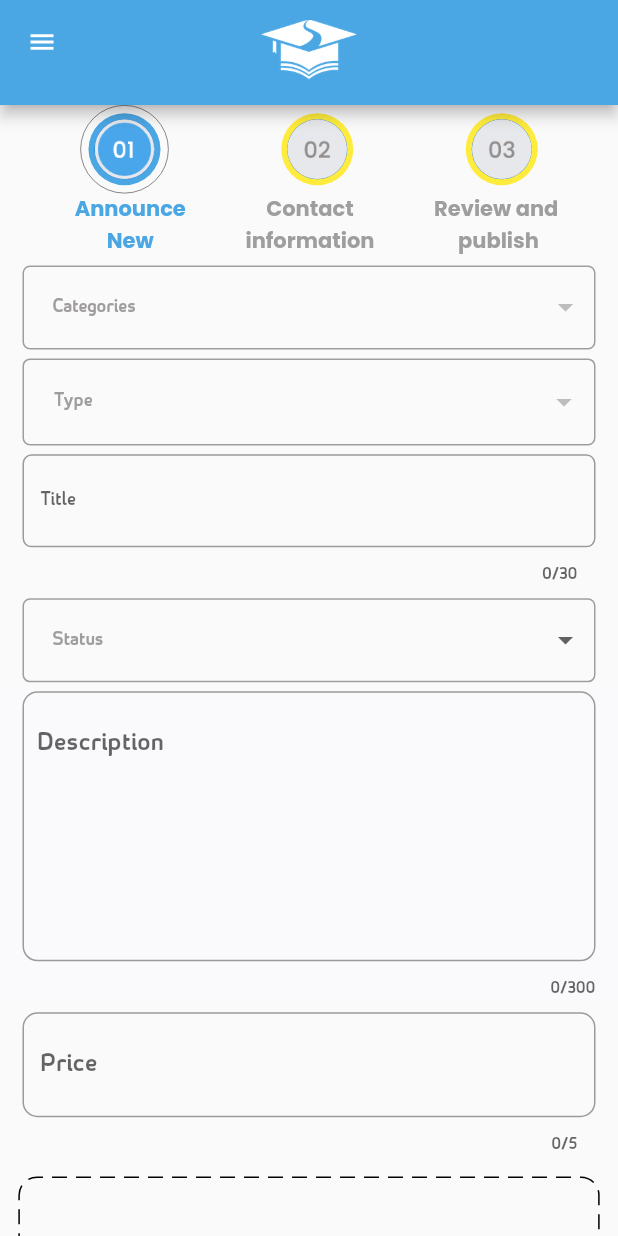
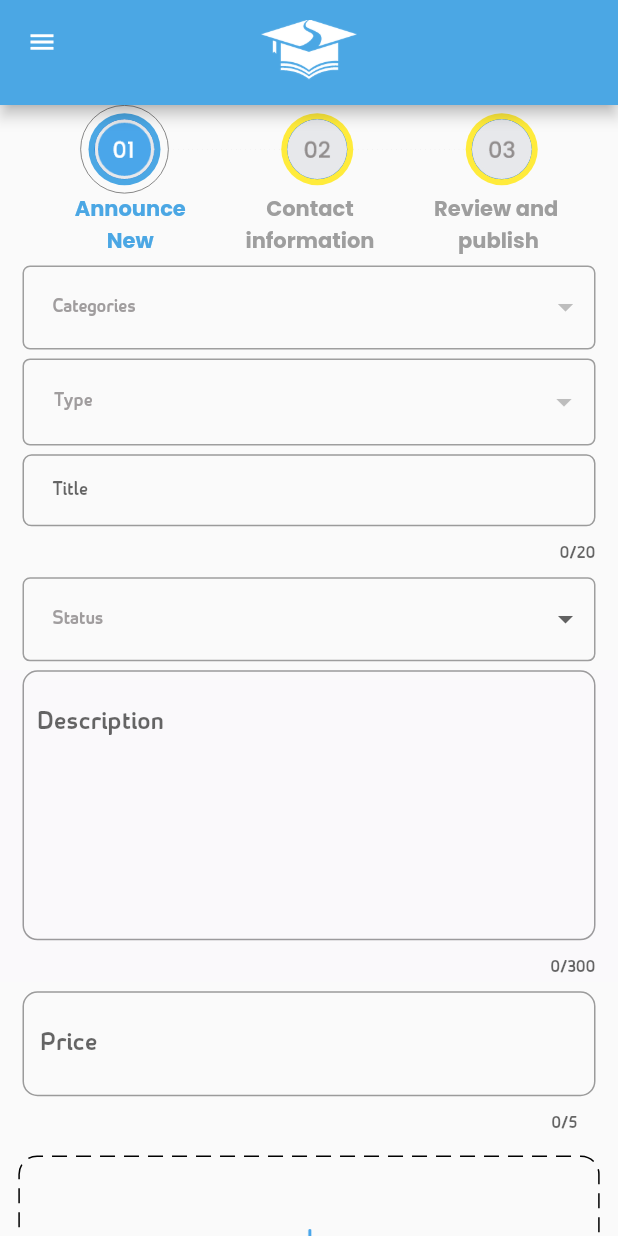
Before and after one commit to syabdullah/success-stations, a Flutter app: the AddPostingScreen screen opened by its route, on a phone screen of 412 x 824 dp. Run offline on Flutter 3.47's test engine with Material 2 defaults, Android fonts, the phone set to English and light mode, and no system bars; drawn by our look-alikes of dotted_border; our stand-ins replace carousel_slider, dio, firebase_core, firebase_crashlytics, flutter_html, flutter_rating_bar and 19 more; missing offline and left inert: clippy_flutter, custom_info_window, firebase_core_web, flutter_login_facebook, flutter_multiselect, flutter_shimmer and 8 more; accounts and stored records are empty; network calls fail.

Commit message:
Fix/bug fixing (#145)
* task comp

* changes

* changes

* bug fixes

* changes

* all bug fixed

* changes

Co-authored-by: LAP-073 <lap-073@vig38-h03-89-89-89-30.dsl.sta.abo.bbox.fr>
Co-authored-by: LAP-073 <lap-073@Junaid.local>

```diff
--- a/lib/generated_plugin_registrant.dart
+++ b/lib/generated_plugin_registrant.dart
@@ -2,7 +2,6 @@
 // Generated file. Do not edit.
 //
 
-// ignore_for_file: directives_ordering
 // ignore_for_file: lines_longer_than_80_chars
 
 import 'package:firebase_core_web/firebase_core_web.dart';
--- a/lib/view/about_us.dart
+++ b/lib/view/about_us.dart
@@ -5,6 +5,7 @@ import 'package:success_stations/styling/app_bar.dart';
 import 'package:success_stations/styling/images.dart';
 import 'package:flutter_screenutil/flutter_screenutil.dart';
 import 'package:flutter_html/flutter_html.dart';
+
 class AboutUs extends StatefulWidget {
   const AboutUs({ Key? key }) : super(key: key);
 
--- a/lib/view/add_posting_screen.dart
+++ b/lib/view/add_posting_screen.dart
@@ -550,7 +550,7 @@ Widget istStep(List list,List types){
            Container(
               padding: EdgeInsets.symmetric(horizontal:15),
               child: TextFormField(
-                maxLength:30,
+                maxLength:20,
                 controller: titleController,
                 validator: (value) {
                 if (value == null || value.isEmpty) {
@@ -562,6 +562,7 @@ Widget istStep(List list,List types){
                   color:AppColors.inputTextColor,fontSize: 13,
                 ),
                 decoration:InputDecoration(
+                  contentPadding: EdgeInsets.fromLTRB(20.0, 00.0, 0.0, 0),
                   hintText: "title".tr,
                   border: OutlineInputBorder(
                     borderRadius: BorderRadius.circular(6.0),
--- a/lib/view/auth/my_adds/all_ads.dart
+++ b/lib/view/auth/my_adds/all_ads.dart
@@ -178,7 +178,6 @@ class _AllAddsState extends State<AllAdds> {
             Container(
               margin: EdgeInsets.only(bottom: 15),
               child: IconButton(
-                color: Colors.red,
                   onPressed: () {
                     setState(() {
                       listtype = 'list';
--- a/lib/view/auth/sign_in.dart
+++ b/lib/view/auth/sign_in.dart
@@ -142,8 +142,8 @@ class _SignPageState extends State<SignIn> {
       width: Get.width * 0.9,
       child: CustomTextFiled(
         isObscure: false,
-        hintText: "email".tr,
-        hintStyle: TextStyle(fontSize: 14,),
+        hintText: "emails".tr,
+        hintStyle: TextStyle(fontSize: 18,),
         hintColor: AppColors.inputTextColor,
         onChanged: (value) {  },
         onSaved: (String? newValue) {  },
--- a/lib/view/i18n/lang/ar_lang.dart
+++ b/lib/view/i18n/lang/ar_lang.dart
@@ -26,6 +26,7 @@ const Map<String, String> ar = {
   "forgot_login_detail": "نسيت تفاصيل تسجيل الدخول الخاصة بك؟",
   "get_help": "احصل على المساعدة لتسجيل الدخول",
   "email": "البريد الإلكتروني",
+  "emails":"البريد الإلكتروني",
   "send": "إرسال",
   "or": "أو",
   "recentelyContact": "مؤخرا",
--- a/lib/view/i18n/lang/en_dart.dart
+++ b/lib/view/i18n/lang/en_dart.dart
@@ -26,7 +26,8 @@ const Map<String, String> en = {
   "password":"Password",
   "forgot_your_password": "Forgot your password?",
   "phone_email_username": "Phone Number, email or name",
-  "email": "Email",
+  "email": "EMAIL",
+  "emails":"Email",
   "send": "Send",
   "or": "OR",
   "back_to": "Back to",
--- a/lib/view/membership/pro_indivual_membership.dart
+++ b/lib/view/membership/pro_indivual_membership.dart
@@ -43,6 +43,7 @@ class _StateIndividualMemeberShip extends State<IndividualMemeberShip> {
             height: Get.height / 1.9,
             width: Get.width / 1.5,
             decoration: BoxDecoration(
+
               borderRadius: BorderRadius.circular(16.0),
               border: Border.all(
                 color: Colors.blue,
```
Also changed, not shown: lib/utils/favourite.dart (+5 -2 lines), lib/view/auth/notification.dart (+7 -90 lines), pubspec.lock.
